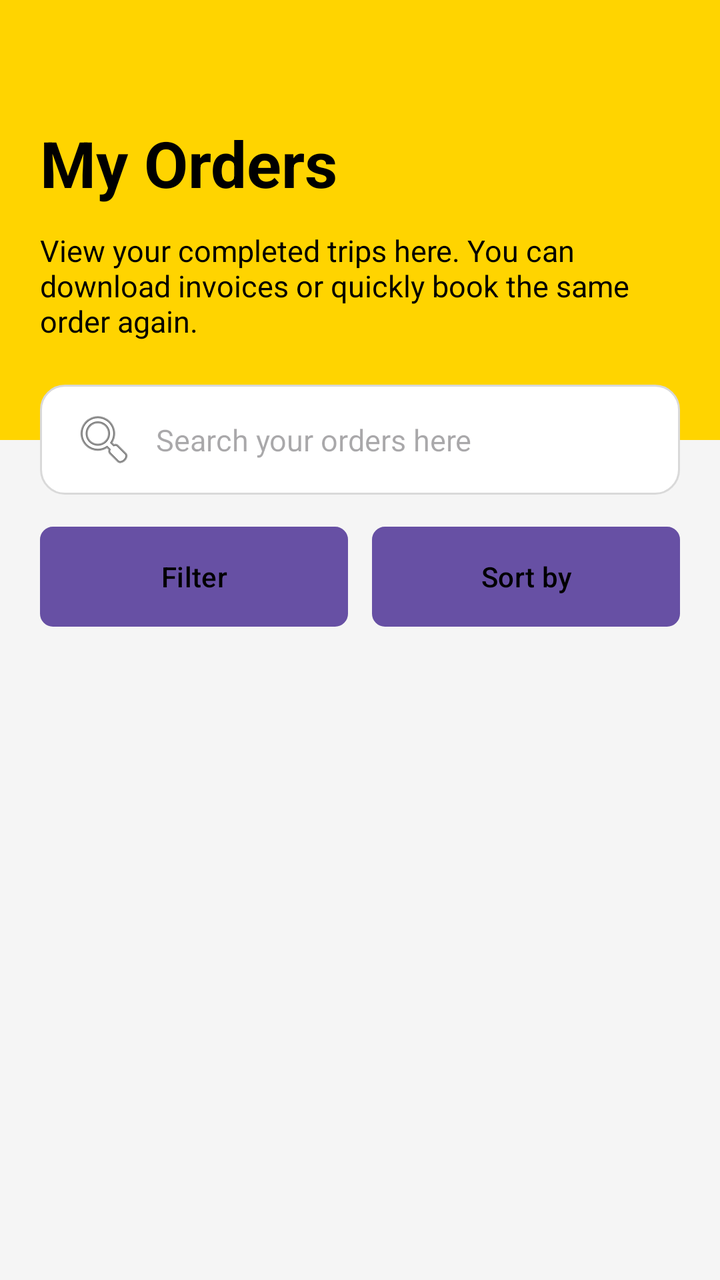
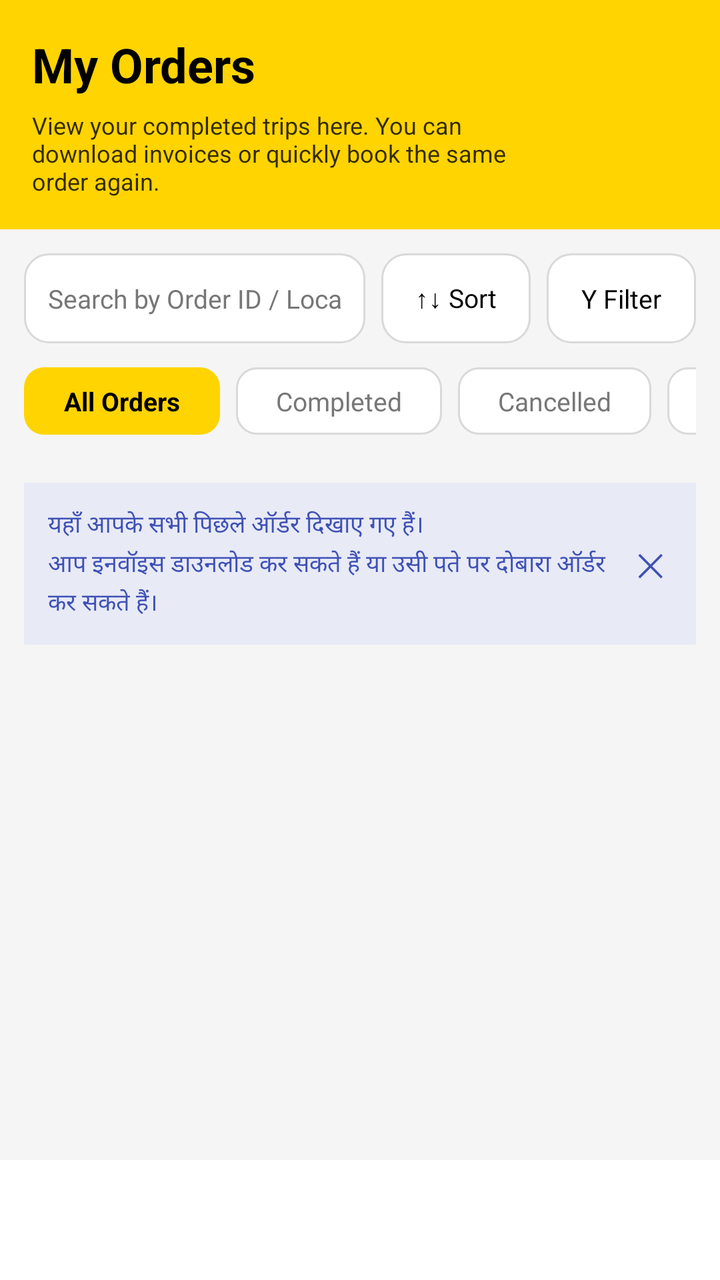

The first picture is an Android layout as it rendered before a commit; the second is the same layout after the commit. The layout source and the unified diff follow.
<!-- AndroidManifest.xml: application theme Theme.MyOrders -->
<!-- res/layout/activity_main.xml -->
<?xml version="1.0" encoding="utf-8"?>
<LinearLayout xmlns:android="http://schemas.android.com/apk/res/android"
    xmlns:app="http://schemas.android.com/apk/res-auto"
    android:layout_width="match_parent"
    android:layout_height="match_parent"
    android:orientation="vertical"
    android:background="@color/light_gray">

    

    <LinearLayout
        android:layout_width="match_parent"
        android:layout_height="220dp"
        android:background="@color/yellow"
        android:orientation="vertical"
        android:padding="20dp">

        <TextView
            android:layout_width="wrap_content"
            android:layout_height="wrap_content"
            android:layout_marginTop="40dp"
            android:text="My Orders"
            android:textColor="@color/black"
            android:textSize="32sp"
            android:textStyle="bold" />

        <TextView
            android:layout_width="match_parent"
            android:layout_height="wrap_content"
            android:layout_marginTop="12dp"
            android:text="View your completed trips here. You can download invoices or quickly book the same order again."
            android:textColor="@color/black"
            android:textSize="15sp" />

    </LinearLayout>

    <EditText
        android:layout_width="match_parent"
        android:layout_height="55dp"
        android:layout_marginStart="20dp"
        android:layout_marginEnd="20dp"
        android:layout_marginTop="-28dp"
        android:background="@drawable/search_bg"
        android:drawableStart="@android:drawable/ic_menu_search"
        android:drawablePadding="10dp"
        android:hint="Search your orders here"
        android:paddingStart="16dp"
        android:paddingEnd="16dp"
        android:textSize="15sp"
        android:inputType="text"/>

    <LinearLayout
        android:layout_width="match_parent"
        android:layout_height="wrap_content"
        android:layout_marginTop="16dp"
        android:layout_marginStart="20dp"
        android:layout_marginEnd="20dp"
        android:orientation="horizontal">

        <Button
            android:layout_width="0dp"
            android:layout_height="50dp"
            android:layout_weight="1"
            android:text="Filter"
            android:textAllCaps="false"
            android:textColor="@color/black"
            android:backgroundTint="@android:color/transparent"
            android:background="@drawable/button_outline"/>

        <Space
            android:layout_width="12dp"
            android:layout_height="wrap_content"/>

        <Button
            android:layout_width="0dp"
            android:layout_height="50dp"
            android:layout_weight="1"
            android:text="Sort by"
            android:textAllCaps="false"
            android:textColor="@color/black"
            android:backgroundTint="@android:color/transparent"
            android:background="@drawable/button_outline"/>

    </LinearLayout>

</LinearLayout>
<!-- resources referenced by this layout -->
<resources>
  <color name="black">#000000</color>
  <color name="light_gray">#F5F5F5</color>
  <color name="yellow">#FFD400</color>
  <!-- drawable button_outline (drawable) -->
  <?xml version="1.0" encoding="utf-8"?>
  <shape xmlns:android="http://schemas.android.com/apk/res/android">
      <solid android:color="@color/white"/>
      <corners android:radius="6dp"/>
      <stroke
          android:width="1dp"
          android:color="@color/border_gray"/>
  </shape>
  <!-- drawable search_bg (drawable) -->
  <?xml version="1.0" encoding="utf-8"?>
  <shape xmlns:android="http://schemas.android.com/apk/res/android">
      <solid android:color="@color/white"/>
      <corners android:radius="12dp"/>
      <stroke
          android:width="1dp"
          android:color="@color/border_gray"/>
  </shape>
  <style name="Theme.MyOrders" parent="Base.Theme.MyOrders" />
  <color name="white">#FFFFFF</color>
  <color name="border_gray">#D9D9D9</color>
  <style name="Base.Theme.MyOrders" parent="Theme.Material3.DayNight.NoActionBar">
          
          
      </style>
</resources>

<!-- the commit's change to res/layout/activity_main.xml (unified diff, before → after) -->
@@ -1,86 +1,356 @@
 <?xml version="1.0" encoding="utf-8"?>
-<LinearLayout xmlns:android="http://schemas.android.com/apk/res/android"
+<androidx.coordinatorlayout.widget.CoordinatorLayout
+    xmlns:android="http://schemas.android.com/apk/res/android"
+    xmlns:app="http://schemas.android.com/apk/res-auto"
+    xmlns:tools="http://schemas.tools.com/tools"
+    android:layout_width="match_parent"
+    android:layout_height="match_parent"
+    android:background="@color/light_gray"
+    tools:context=".MainActivity">
+
+    <com.google.android.material.appbar.AppBarLayout
+        android:layout_width="match_parent"
+        android:layout_height="wrap_content"
+        android:background="@android:color/transparent"
+        app:elevation="0dp">
+
+        <LinearLayout
+            android:layout_width="match_parent"
+            android:layout_height="wrap_content"
+            android:orientation="vertical"
+            android:background="@color/yellow"
+            android:padding="16dp">
+
+            <TextView
+                android:layout_width="wrap_content"
+                android:layout_height="wrap_content"
+                android:text="My Orders"
+                android:textColor="@color/black"
+                android:textSize="24sp"
+                android:textStyle="bold" />
+
+            <TextView
+                android:layout_width="240dp"
+                android:layout_height="wrap_content"
+                android:layout_marginTop="6dp"
+                android:text="View your completed trips here. You can download invoices or quickly book the same order again."
+                android:textColor="@color/black"
+                android:alpha="0.8"
+                android:textSize="12sp" />
+        </LinearLayout>
+
+        <LinearLayout
+            android:layout_width="match_parent"
+            android:layout_height="wrap_content"
+            android:orientation="horizontal"
+            android:padding="12dp"
+            android:weightSum="3">
+
+            <EditText
+                android:layout_width="0dp"
+                android:layout_height="45dp"
+                android:layout_weight="1.6"
+                android:background="@drawable/search_bg"
+                android:hint="Search by Order ID / Location"
+                android:paddingStart="12dp"
+                android:paddingEnd="12dp"
+                android:textColorHint="@color/text_gray"
+                android:textColor="@color/black"
+                android:textSize="13sp"
+                android:singleLine="true"
+                android:importantForAutofill="no"
+                android:inputType="text" />
+
+            <LinearLayout
+                android:layout_width="0dp"
+                android:layout_height="45dp"
+                android:layout_weight="0.7"
+                android:layout_marginStart="8dp"
+                android:background="@drawable/search_bg"
+                android:gravity="center"
+                android:orientation="horizontal"
+                android:clickable="true"
+                android:focusable="true">
+                <TextView
+                    android:layout_width="wrap_content"
+                    android:layout_height="wrap_content"
+                    android:text="↑↓ Sort"
+                    android:textColor="@color/black"
+                    android:textSize="13sp"/>
+            </LinearLayout>
+
+            <LinearLayout
+                android:layout_width="0dp"
+                android:layout_height="45dp"
+                android:layout_weight="0.7"
+                android:layout_marginStart="8dp"
+                android:background="@drawable/search_bg"
+                android:gravity="center"
+                android:orientation="horizontal"
+                android:clickable="true"
+                android:focusable="true">
+                <TextView
+                    android:layout_width="wrap_content"
+                    android:layout_height="wrap_content"
+                    android:text="Y Filter"
+                    android:textColor="@color/black"
+                    android:textSize="13sp"/>
+            </LinearLayout>
+        </LinearLayout>
+
+        <HorizontalScrollView
+            android:layout_width="match_parent"
+            android:layout_height="wrap_content"
+            android:scrollbars="none"
+            android:paddingStart="12dp"
+            android:paddingEnd="12dp"
+            android:layout_marginBottom="12dp">
+
+            <LinearLayout
+                android:layout_width="wrap_content"
+                android:layout_height="wrap_content"
+                android:orientation="horizontal">
+
+                <TextView
+                    android:layout_width="wrap_content"
+                    android:layout_height="wrap_content"
+                    android:background="@drawable/tab_selected"
+                    android:paddingHorizontal="20dp"
+                    android:paddingVertical="8dp"
+                    android:text="All Orders"
+                    android:textColor="@color/black"
+                    android:textStyle="bold"
+                    android:textSize="13sp" />
+
+                <TextView
+                    android:layout_width="wrap_content"
+                    android:layout_height="wrap_content"
+                    android:layout_marginStart="8dp"
+                    android:background="@drawable/tab_unselected"
+                    android:paddingHorizontal="20dp"
+                    android:paddingVertical="8dp"
+                    android:text="Completed"
+                    android:textColor="@color/text_gray"
+                    android:textSize="13sp" />
+
+                <TextView
+                    android:layout_width="wrap_content"
+                    android:layout_height="wrap_content"
+                    android:layout_marginStart="8dp"
+                    android:background="@drawable/tab_unselected"
+                    android:paddingHorizontal="20dp"
+                    android:paddingVertical="8dp"
+                    android:text="Cancelled"
+                    android:textColor="@color/text_gray"
+                    android:textSize="13sp" />
+
+                <TextView
+                    android:layout_width="wrap_content"
+                    android:layout_height="wrap_content"
+                    android:layout_marginStart="8dp"
+                    android:background="@drawable/tab_unselected"
+                    android:paddingHorizontal="20dp"
+                    android:paddingVertical="8dp"
+                    android:text="Booked Again"
+                    android:textColor="@color/text_gray"
+                    android:textSize="13sp" />
+            </LinearLayout>
+        </HorizontalScrollView>
+    </com.google.android.material.appbar.AppBarLayout>
+
+    <androidx.core.widget.NestedScrollView
+        android:layout_width="match_parent"
+        android:layout_height="match_parent"
+        app:layout_behavior="@string/appbar_scrolling_view_behavior">
+
+        <LinearLayout
+            android:layout_width="match_parent"
+            android:layout_height="wrap_content"
+            android:orientation="vertical"
+            android:padding="12dp">
+
+            <LinearLayout
+                android:layout_width="match_parent"
+                android:layout_height="wrap_content"
+                android:background="#E8EAF6"
+                android:orientation="horizontal"
+                android:padding="12dp"
+                android:layout_marginBottom="12dp"
+                android:gravity="center_vertical">
+
+                <TextView
+                    android:layout_width="0dp"
+                    android:layout_height="wrap_content"
+                    android:layout_weight="1"
+                    android:text="यहाँ आपके सभी पिछले ऑर्डर दिखाए गए हैं।\nआप इनवॉइस डाउनलोड कर सकते हैं या उसी पते पर दोबारा ऑर्डर कर सकते हैं।"
+                    android:textColor="#3F51B5"
+                    android:textSize="12sp"
+                    android:lineSpacingMultiplier="1.2" />
+
+                <TextView
+                    android:layout_width="wrap_content"
+                    android:layout_height="wrap_content"
+                    android:text="✕"
+                    android:textColor="#3F51B5"
+                    android:textSize="16sp"
+                    android:padding="4dp"
+                    android:clickable="true"
+                    android:focusable="true"/>
+            </LinearLayout>
+
+            <androidx.recyclerview.widget.RecyclerView
+                android:id="@+id/recyclerViewOrders"
+                android:layout_width="match_parent"
+                android:layout_height="wrap_content"
+                android:nestedScrollingEnabled="false"
+                tools:listitem="@layout/item_order" />
+        </LinearLayout>
+    </androidx.core.widget.NestedScrollView>
+
+    <com.google.android.material.bottomnavigation.BottomNavigationView
+        android:layout_width="match_parent"
+        android:layout_height="60dp"
+        android:layout_gravity="bottom"
+        android:background="@color/white"
+        app:elevation="8dp"
+        app:labelVisibilityMode="labeled" />
+
+</androidx.coordinatorlayout.widget.CoordinatorLayout>
+<!-- res/layout/item_order.xml (included above) -->
+<?xml version="1.0" encoding="utf-8"?>
+<androidx.cardview.widget.CardView
+    xmlns:android="http://schemas.android.com/apk/res/android"
     xmlns:app="http://schemas.android.com/apk/res-auto"
     android:layout_width="match_parent"
-    android:layout_height="match_parent"
-    android:orientation="vertical"
-    android:background="@color/light_gray">
-
-    
-
-    <LinearLayout
-        android:layout_width="match_parent"
-        android:layout_height="220dp"
-        android:background="@color/yellow"
-        android:orientation="vertical"
-        android:padding="20dp">
-
-        <TextView
-            android:layout_width="wrap_content"
-            android:layout_height="wrap_content"
-            android:layout_marginTop="40dp"
-            android:text="My Orders"
-            android:textColor="@color/black"
-            android:textSize="32sp"
-            android:textStyle="bold" />
-
-        <TextView
-            android:layout_width="match_parent"
-            android:layout_height="wrap_content"
-            android:layout_marginTop="12dp"
-            android:text="View your completed trips here. You can download invoices or quickly book the same order again."
-            android:textColor="@color/black"
-            android:textSize="15sp" />
-
-    </LinearLayout>
-
-    <EditText
-        android:layout_width="match_parent"
-        android:layout_height="55dp"
-        android:layout_marginStart="20dp"
-        android:layout_marginEnd="20dp"
-        android:layout_marginTop="-28dp"
-        android:background="@drawable/search_bg"
-        android:drawableStart="@android:drawable/ic_menu_search"
-        android:drawablePadding="10dp"
-        android:hint="Search your orders here"
-        android:paddingStart="16dp"
-        android:paddingEnd="16dp"
-        android:textSize="15sp"
-        android:inputType="text"/>
-
-    <LinearLayout
+    android:layout_height="wrap_content"
+    android:layout_marginBottom="12dp"
+    app:cardCornerRadius="8dp"
+    app:cardElevation="2dp"
+    app:cardBackgroundColor="@color/white">
+
+    <RelativeLayout
         android:layout_width="match_parent"
         android:layout_height="wrap_content"
-        android:layout_marginTop="16dp"
-        android:layout_marginStart="20dp"
-        android:layout_marginEnd="20dp"
-        android:orientation="horizontal">
-
-        <Button
-            android:layout_width="0dp"
+        android:padding="16dp">
+
+        <View
+            android:id="@+id/ivVehicle"
+            android:layout_width="50dp"
             android:layout_height="50dp"
-            android:layout_weight="1"
-            android:text="Filter"
-            android:textAllCaps="false"
-            android:textColor="@color/black"
-            android:backgroundTint="@android:color/transparent"
-            android:background="@drawable/button_outline"/>
-
-        <Space
-            android:layout_width="12dp"
-            android:layout_height="wrap_content"/>
-
-        <Button
-            android:layout_width="0dp"
-            android:layout_height="50dp"
-            android:layout_weight="1"
-            android:text="Sort by"
-            android:textAllCaps="false"
-            android:textColor="@color/black"
-            android:backgroundTint="@android:color/transparent"
-            android:background="@drawable/button_outline"/>
-
-    </LinearLayout>
-
-</LinearLayout>
+            android:background="@color/yellow" />
+
+        <LinearLayout
+            android:id="@+id/llHeader"
+            android:layout_width="match_parent"
+            android:layout_height="wrap_content"
+            android:layout_toEndOf="@id/ivVehicle"
+            android:layout_marginStart="12dp"
+            android:orientation="horizontal">
+
+            <LinearLayout
+                android:layout_width="0dp"
+                android:layout_height="wrap_content"
+                android:layout_weight="1"
+                android:orientation="vertical">
+
+                <TextView
+                    android:layout_width="wrap_content"
+                    android:layout_height="wrap_content"
+                    android:text="Four Wheeler"
+                    android:textStyle="bold"
+                    android:textColor="@color/black"
+                    android:textSize="16sp" />
+
+                <TextView
+                    android:id="@+id/tvMetaData"
+                    android:layout_width="wrap_content"
+                    android:layout_height="wrap_content"
+                    android:text="05 Feb, 4:46 PM  |  Order ID: #ORD12345"
+                    android:textColor="@color/text_gray"
+                    android:textSize="11sp" />
+            </LinearLayout>
+
+            <TextView
+                android:id="@+id/tvPrice"
+                android:layout_width="wrap_content"
+                android:layout_height="wrap_content"
+                android:text="₹ 0.0"
+                android:textStyle="bold"
+                android:textColor="@color/black"
+                android:textSize="16sp" />
+        </LinearLayout>
+
+        <LinearLayout
+            android:id="@+id/llAddresses"
+            android:layout_width="match_parent"
+            android:layout_height="wrap_content"
+            android:layout_below="@id/llHeader"
+            android:layout_toEndOf="@id/ivVehicle"
+            android:layout_marginStart="12dp"
+            android:layout_marginTop="12dp"
+            android:orientation="vertical">
+
+            <TextView
+                android:id="@+id/tvPickup"
+                android:layout_width="match_parent"
+                android:layout_height="wrap_content"
+                android:text="Pickup location address"
+                android:textColor="@color/black"
+                android:textSize="13sp"/>
+
+            <TextView
+                android:id="@+id/tvDrop"
+                android:layout_width="match_parent"
+                android:layout_height="wrap_content"
+                android:layout_marginTop="6dp"
+                android:text="Drop-off location address"
+                android:textColor="@color/black"
+                android:textSize="13sp"/>
+        </LinearLayout>
+
+        <RelativeLayout
+            android:layout_width="match_parent"
+            android:layout_height="wrap_content"
+            android:layout_below="@id/llAddresses"
+            android:layout_marginTop="12dp">
+
+            <TextView
+                android:id="@+id/tvStatus"
+                android:layout_width="wrap_content"
+                android:layout_height="wrap_content"
+                android:layout_centerVertical="true"
+                android:text="STATUS"
+                android:textColor="@color/red"
+                android:textStyle="bold"
+                android:textSize="12sp"/>
+
+            <LinearLayout
+                android:layout_width="wrap_content"
+                android:layout_height="wrap_content"
+                android:layout_alignParentEnd="true"
+                android:orientation="horizontal">
+
+                <Button
+                    android:layout_width="wrap_content"
+                    android:layout_height="36dp"
+                    android:text="Invoice"
+                    android:textAllCaps="false"
+                    android:textSize="13sp"
+                    android:background="@drawable/button_outline"
+                    style="?android:attr/borderlessButtonStyle"/>
+
+                <Button
+                    android:layout_width="wrap_content"
+                    android:layout_height="36dp"
+                    android:layout_marginStart="8dp"
+                    android:text="Book Again"
+                    android:textAllCaps="false"
+                    android:textSize="13sp"
+                    android:textStyle="bold"
+                    android:textColor="@color/black"
+                    android:background="@drawable/tab_selected"
+                    style="?android:attr/borderlessButtonStyle"/>
+            </LinearLayout>
+        </RelativeLayout>
+    </RelativeLayout>
+</androidx.cardview.widget.CardView>
<!-- resource entries referenced after the edit -->
@@ -2,6 +2,8 @@
 <resources>
   <color name="black">#000000</color>
   <color name="light_gray">#F5F5F5</color>
+  <color name="red">#E53935</color>
+  <color name="text_gray">#777777</color>
   <color name="yellow">#FFD400</color>
   <!-- drawable button_outline (drawable) -->
   <?xml version="1.0" encoding="utf-8"?>
@@ -21,6 +23,21 @@
           android:width="1dp"
           android:color="@color/border_gray"/>
   </shape>
+  <!-- drawable tab_selected (drawable) -->
+  <?xml version="1.0" encoding="utf-8"?>
+  <shape xmlns:android="http://schemas.android.com/apk/res/android">
+      <solid android:color="@color/yellow"/>
+      <corners android:radius="10dp"/>
+  </shape>
+  <!-- drawable tab_unselected (drawable) -->
+  <?xml version="1.0" encoding="utf-8"?>
+  <shape xmlns:android="http://schemas.android.com/apk/res/android">
+      <solid android:color="@color/white"/>
+      <corners android:radius="10dp"/>
+      <stroke
+          android:width="1dp"
+          android:color="@color/border_gray"/>
+  </shape>
   <style name="Theme.MyOrders" parent="Base.Theme.MyOrders" />
   <color name="white">#FFFFFF</color>
   <color name="border_gray">#D9D9D9</color>
